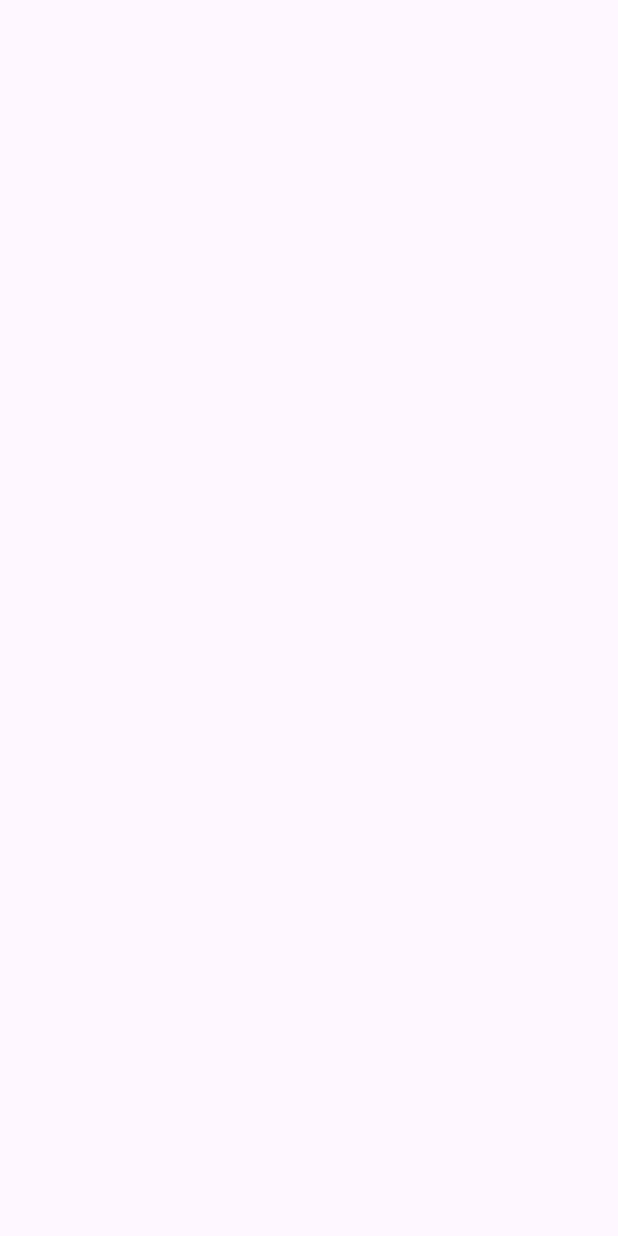
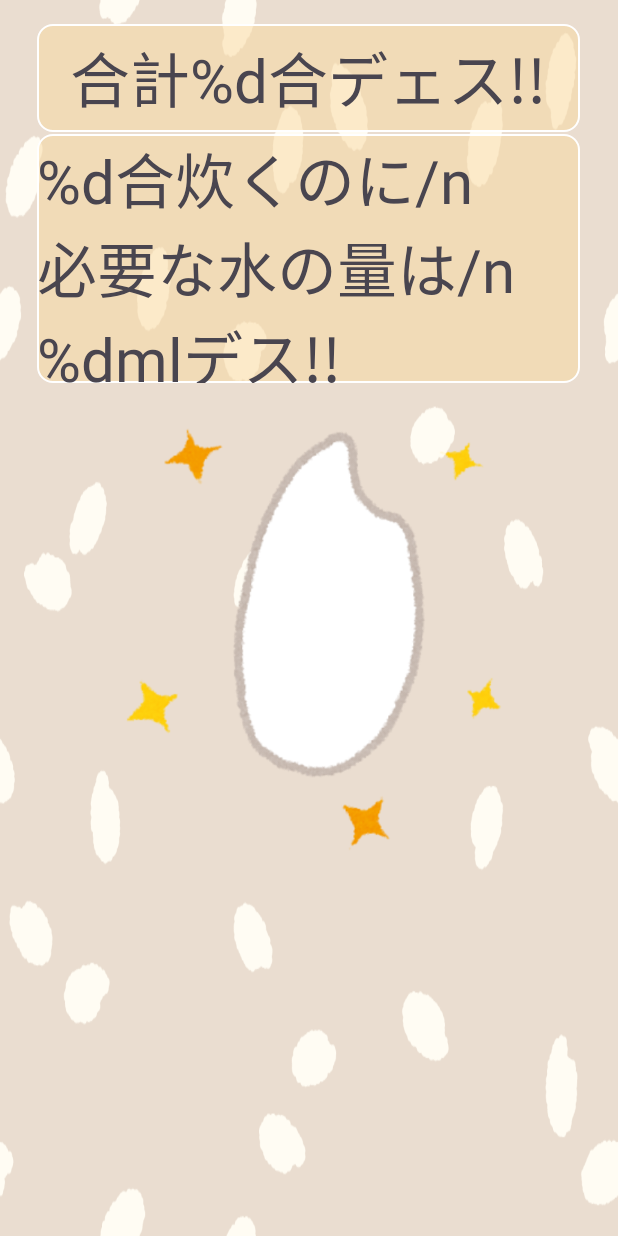
Before and after one commit to AkaseYurino/ImaNanGo, an Android app: the ResultActivity screen opened directly, with no data from a screen before it, on a phone screen of 412 x 824 dp. Before the commit the screen is empty. Run offline under Robolectric (Android 15) with nearby library versions, the phone set to English and light mode, and no system bars.

Commit message:
キーの設定

```diff
--- a/app/src/main/res/layout/activity_count.xml
+++ b/app/src/main/res/layout/activity_count.xml
@@ -22,10 +22,11 @@
         android:layout_marginTop="13dp" >
 
         <TextView
+            android:id="@+id/rice_mode_text"
             android:layout_width="wrap_content"
             android:layout_height="wrap_content"
             android:layout_gravity="center"
-            android:text="%dモード"
+            android:text="%sモード"
             android:textSize="24sp" />
     </FrameLayout>
 
@@ -53,6 +54,7 @@
         android:layout_marginTop="150dp"/>
 
     <FrameLayout
+        android:id="@+id/button1"
         android:layout_width="286dp"
         android:layout_height="79dp"
         android:layout_gravity="center_horizontal"
@@ -69,6 +71,7 @@
     </FrameLayout>
 
     <FrameLayout
+        android:id="@+id/button2"
         android:layout_width="286dp"
         android:layout_height="79dp"
         android:layout_gravity="center_horizontal"
--- a/app/src/main/res/layout/activity_result.xml
+++ b/app/src/main/res/layout/activity_result.xml
@@ -1,5 +1,5 @@
 <?xml version="1.0" encoding="utf-8"?>
-<androidx.constraintlayout.widget.ConstraintLayout xmlns:android="http://schemas.android.com/apk/res/android"
+<FrameLayout xmlns:android="http://schemas.android.com/apk/res/android"
     xmlns:app="http://schemas.android.com/apk/res-auto"
     xmlns:tools="http://schemas.android.com/tools"
     android:id="@+id/main"
@@ -7,4 +7,47 @@
     android:layout_height="match_parent"
     tools:context=".ui.result.ResultActivity">
 
-</androidx.constraintlayout.widget.ConstraintLayout>
+    <ImageView
+        android:layout_width="wrap_content"
+        android:layout_height="wrap_content"
+        android:background="@drawable/rice_pattern_brown"/>
+
+    <FrameLayout
+        android:layout_width="362dp"
+        android:layout_height="72dp"
+        android:layout_gravity="center_horizontal"
+        android:background="@drawable/button_shape"
+        android:layout_marginTop="16dp">
+
+        <TextView
+            android:layout_width="wrap_content"
+            android:layout_height="wrap_content"
+            android:text="合計%d合デェス!!"
+            android:textSize="40sp"
+            android:layout_gravity="center" />
+    </FrameLayout>
+
+    <FrameLayout
+        android:layout_width="362dp"
+        android:layout_height="166dp"
+        android:layout_gravity="center_horizontal"
+        android:background="@drawable/button_shape"
+        android:layout_marginTop="89dp">
+
+        <TextView
+            android:layout_width="wrap_content"
+            android:layout_height="wrap_content"
+            android:text="%d合炊くのに/n 必要な水の量は/n　%dmlデス!!"
+            android:textSize="40sp"
+            android:layout_gravity="center" />
+    </FrameLayout>
+
+    <ImageView
+        android:layout_width="300dp"
+        android:layout_height="300dp"
+        android:src="@drawable/kome"
+        android:layout_gravity="center_horizontal"
+        android:layout_marginTop="270dp"/>
+
+
+</FrameLayout>
--- a/app/src/main/res/values/strings.xml
+++ b/app/src/main/res/values/strings.xml
@@ -1,3 +1,7 @@
 <resources>
     <string name="app_name">ImaNanGo</string>
+    <string name="rice_mode_name">%1$sモード</string>
+    <string name="normal">ふつうのお米</string>
+    <string name="musenmai">無洗米</string>
+    <string name="genmai">玄米</string>
 </resources>
```
Also changed, not shown: app/src/main/java/com/example/imanango/data/RiceMode.java (+10 -2 lines), app/src/main/java/com/example/imanango/ui/count/CountActivity.java (+20 -4 lines).
